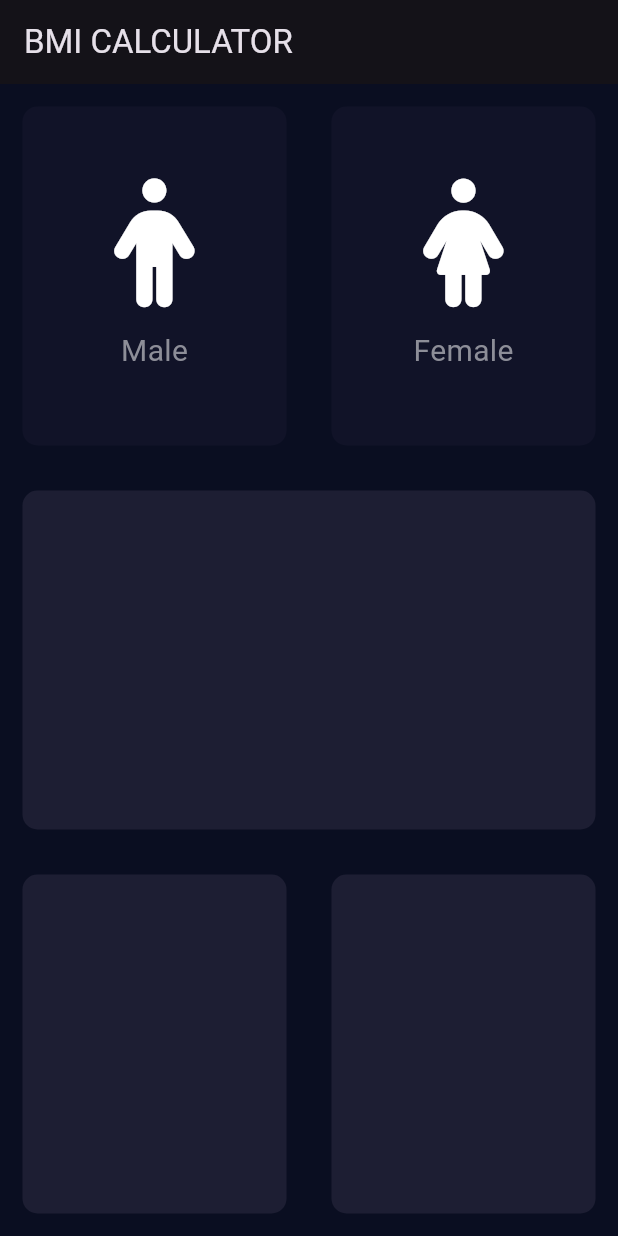
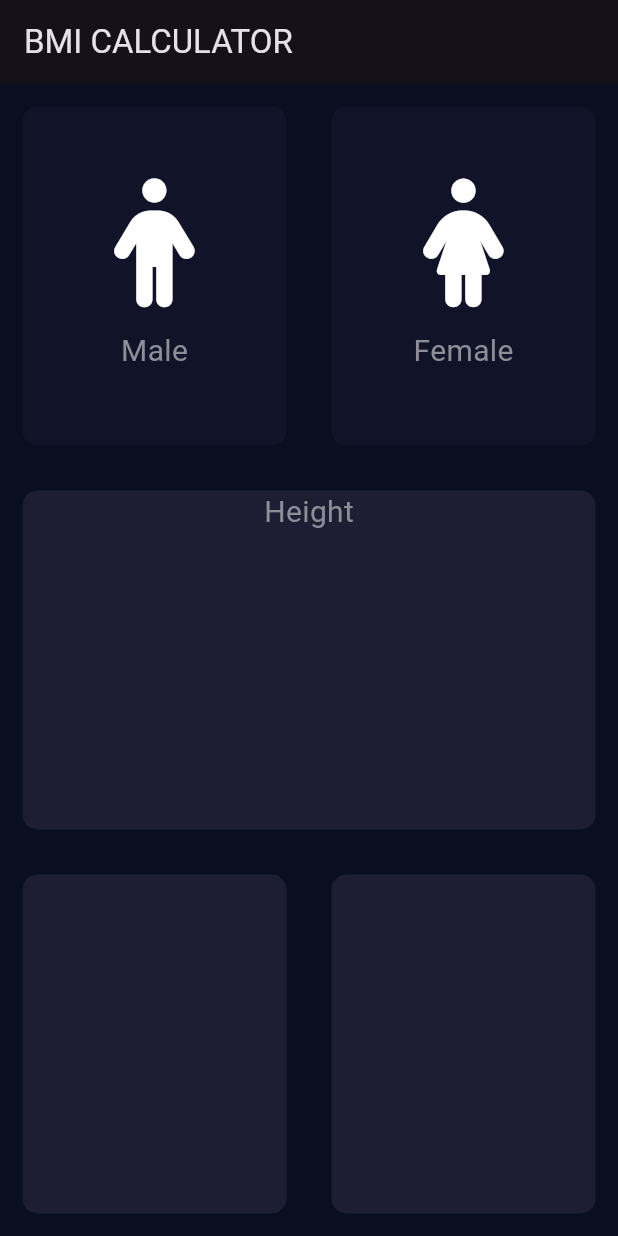
Before and after one commit to ruhma786/Github_projects, a Flutter app: the screen it shows after launch, on a phone screen of 412 x 824 dp. Run offline on Flutter 3.47's test engine with Material 3 defaults, Android fonts, the phone set to English and light mode, and no system bars; our stand-ins replace audioplayers, csv, flutter_colorpicker, flutter_local_notifications, font_awesome_flutter, pdf and 4 more; accounts and stored records are empty.

Commit message:
video#12
Create Constant file for text-style and const keyword
https://www.youtube.com/watch?v=A9br34m_3Jw&list=PL9xYeVPGEGzf1bLLAe4_KUARZZW3bIVWu&index=53

```diff
--- /dev/null
+++ b/bmi_calculator/lib/constant.dart
@@ -0,0 +1,9 @@
+import 'package:flutter/material.dart';
+
+const activeColor = Color(0xFF1D1E33);
+const de_activeColor = Color(0xFF111328);
+
+const kLabelstyle = TextStyle(
+  fontSize: 20.0,
+  color: Color(0xFF8D8E98),
+);
--- a/bmi_calculator/lib/icon_text.dart
+++ b/bmi_calculator/lib/icon_text.dart
@@ -1,4 +1,5 @@
 import 'package:flutter/material.dart';
+import 'constant.dart';
 class RepeatTextandIconCode extends StatelessWidget {
   RepeatTextandIconCode({required this.iconData,required this.label});
   final IconData iconData;
@@ -17,10 +18,8 @@ class RepeatTextandIconCode extends StatelessWidget {
         ),
         Text(
           label,
-          style: TextStyle(
-            fontSize: 20.0,
-            color: Color(0xFF8D8E98),
-          ),)
+          style:kLabelstyle,
+        ),
       ],
     );
   }
--- a/bmi_calculator/lib/input.dart
+++ b/bmi_calculator/lib/input.dart
@@ -3,8 +3,7 @@ import 'package:flutter/material.dart';
 import 'package:font_awesome_flutter/font_awesome_flutter.dart';
 import 'icon_text.dart';
 import 'container.dart';
-const activeColor = Color(0xFF1D1E33);
-const de_activeColor = Color(0xFF111328);
+import 'constant.dart';
 enum Gender{
   male,
   female,
@@ -25,6 +24,7 @@ class _InputPageState extends State<InputPage> {
         title: const Text("BMI CALCULATOR"),
       ),
       body: Column(
+        crossAxisAlignment: CrossAxisAlignment.stretch,
         children: <Widget>[
           Expanded(
             child: Row(
@@ -64,7 +64,13 @@ class _InputPageState extends State<InputPage> {
           Expanded(
             child: RepeatContainerCode(
               colors: Color(0xFF1D1E33),
+                cardwidget: Column(
+                  children: <Widget>[
+                    Text('Height',style: kLabelstyle,),
+                  ],
+                ),
             ),
+
           ),
           Expanded(
             child: Row(
```
